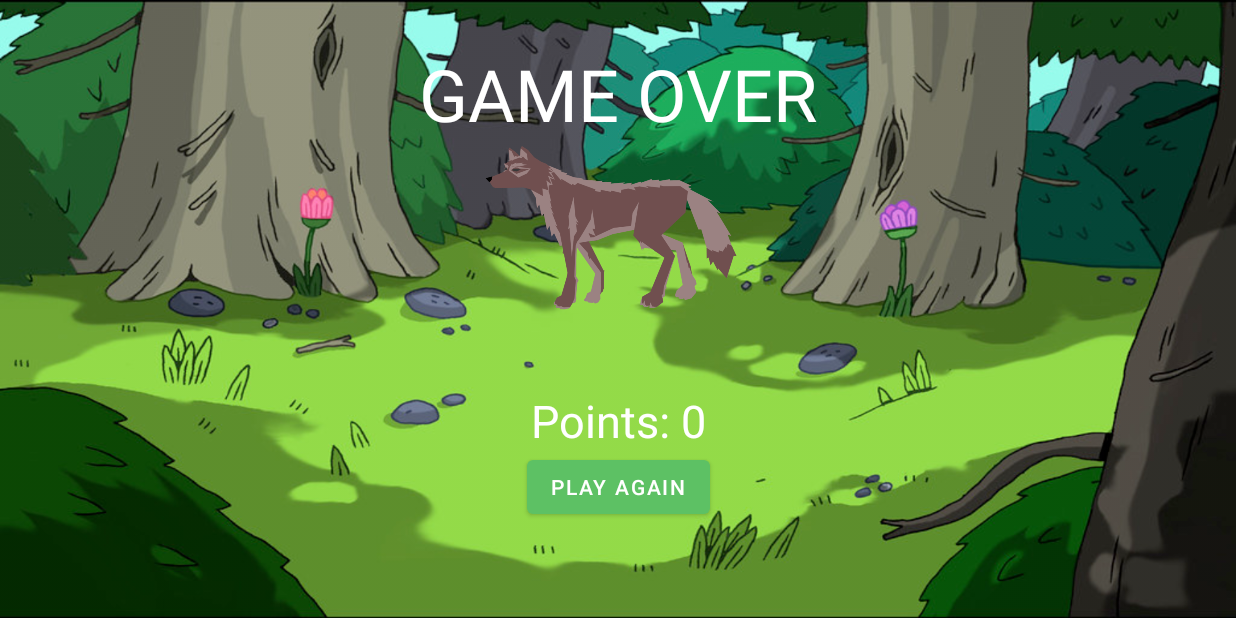
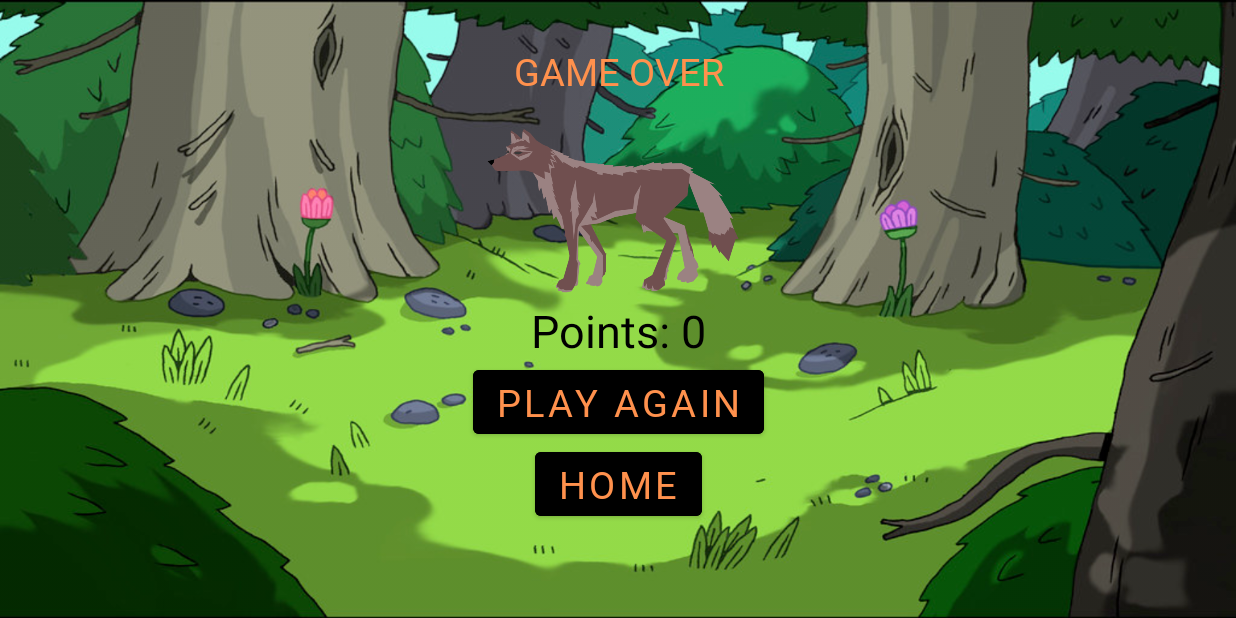
Before and after one commit to rahulpalla/SquirrelRun, an Android app: the GameOverActivity screen opened directly, with no data from a screen before it, on a phone screen of 824 x 412 dp (held sideways). Run offline under Robolectric (Android 15) with nearby library versions, the phone set to English and light mode, and no system bars.

Commit message:
included home button

```diff
--- a/app/src/main/java/com/example/squirrelrun/GameOverActivity.kt
+++ b/app/src/main/java/com/example/squirrelrun/GameOverActivity.kt
@@ -17,6 +17,7 @@ class GameOverActivity : AppCompatActivity() {
         binding = GameOverBinding.inflate(layoutInflater)
         setContentView(binding.root)
         binding.playGameBtn.setOnClickListener { launchGame() }
+        binding.homeBtn.setOnClickListener { launchMain() }
         val point = intent.getIntExtra("points", 0)
         binding.points.text = resources.getString(R.string.points, point)
 
@@ -25,4 +26,8 @@ class GameOverActivity : AppCompatActivity() {
         listIntent = Intent(this, GameActivity::class.java)
         startActivity(listIntent)
     }
+    private fun launchMain() {
+        listIntent = Intent(this, MainActivity::class.java)
+        startActivity(listIntent)
+    }
 }
--- a/app/src/main/res/layout/game_over.xml
+++ b/app/src/main/res/layout/game_over.xml
@@ -15,11 +15,13 @@
         android:gravity="center"
         android:text="GAME OVER"
         android:textAppearance="@style/TextAppearance.MaterialComponents.Headline3"
-        android:textColor="@color/white"
         app:layout_constraintEnd_toEndOf="parent"
         app:layout_constraintHorizontal_bias="0.0"
         app:layout_constraintStart_toStartOf="parent"
-        app:layout_constraintTop_toTopOf="parent" />
+        app:layout_constraintTop_toTopOf="parent"
+        android:fontFamily="@font/sporto"
+        android:textSize="25sp"
+        android:textColor="#ff914d"/>
 
     <ImageView
         android:id="@+id/wolf"
@@ -27,25 +29,25 @@
         android:layout_height="280dp"
         app:layout_constraintBottom_toBottomOf="parent"
         app:layout_constraintEnd_toEndOf="parent"
-        app:layout_constraintHorizontal_bias="0.497"
+        app:layout_constraintHorizontal_bias="0.499"
         app:layout_constraintStart_toStartOf="parent"
         app:layout_constraintTop_toTopOf="parent"
-        app:layout_constraintVertical_bias="0.086"
+        app:layout_constraintVertical_bias="0.0"
         app:srcCompat="@drawable/wolf2" />
 
     <TextView
         android:id="@+id/points"
         android:layout_width="match_parent"
         android:layout_height="wrap_content"
-        android:layout_marginTop="260dp"
+        android:layout_marginTop="-80dp"
         android:textSize="30dp"
         android:text="@string/points"
         android:gravity="center"
         android:textAppearance="@style/TextAppearance.MaterialComponents.Headline3"
-        android:textColor="@color/white"
         app:layout_constraintEnd_toEndOf="parent"
         app:layout_constraintStart_toStartOf="parent"
-        app:layout_constraintTop_toTopOf="parent"/>
+        app:layout_constraintTop_toBottomOf="@+id/wolf"
+        android:textColor="#000000"/>
 
     <Button
         android:id="@+id/play_game_btn"
@@ -55,6 +57,23 @@
         android:text="Play Again"
         app:layout_constraintStart_toStartOf="parent"
         app:layout_constraintEnd_toEndOf="parent"
-        android:gravity="center"/>
+        android:gravity="center"
+        android:fontFamily="@font/sporto"
+        android:textSize="25sp"
+        android:textColor="#ff914d"
+        android:backgroundTint="#000000"/>
+
+    <Button
+        android:id="@+id/home_btn"
+        android:layout_width="wrap_content"
+        android:layout_height="wrap_content"
+        android:text="Home"
+        android:fontFamily="@font/sporto"
+        android:textSize="25sp"
+        android:textColor="#ff914d"
+        android:backgroundTint="#000000"
+        app:layout_constraintTop_toBottomOf="@+id/play_game_btn"
+        app:layout_constraintStart_toStartOf="parent"
+        app:layout_constraintEnd_toEndOf="parent"/>
 
 </androidx.constraintlayout.widget.ConstraintLayout>
```
